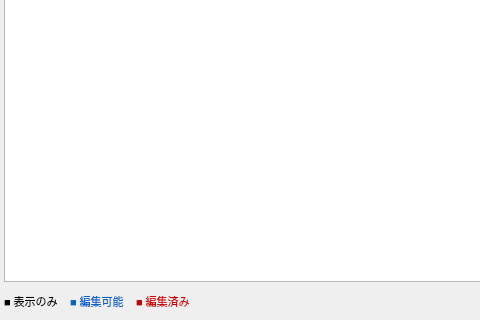
raw-slnc/gpkg_editor, file gpkg_editor_dockwidget_base.ui: the form before one commit; both pictures show x 402 to 882 and y 320 to 640 of the 1200 by 640 pixel window.
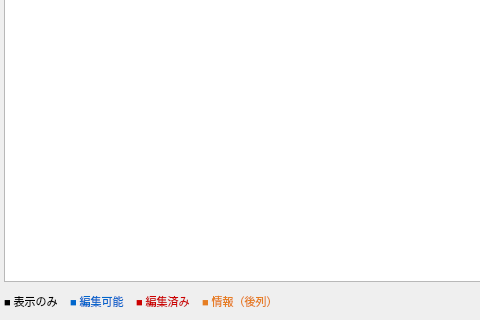
The form after the commit.

Commit message: feat: add Info mode legend to table footer

What changed in the file:
```diff
--- a/gpkg_editor_dockwidget_base.ui
+++ b/gpkg_editor_dockwidget_base.ui
@@ -543,6 +543,12 @@
           <property name="styleSheet"><string notr="true">color: #cc0000; font-size: 11px;</string></property>
          </widget>
         </item>
+        <item>
+         <widget class="QLabel" name="lblLegendInfo">
+          <property name="text"><string>■ 情報（後列）</string></property>
+          <property name="styleSheet"><string notr="true">color: #e67e22; font-size: 11px;</string></property>
+         </widget>
+        </item>
         <item>
          <spacer name="legendSpacer">
           <property name="orientation">
```
The commit also changes 1 other file.
